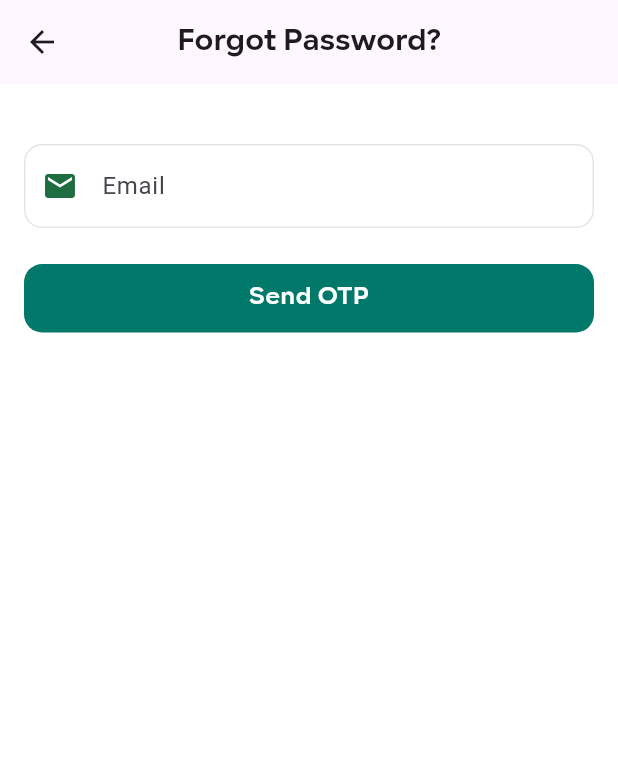
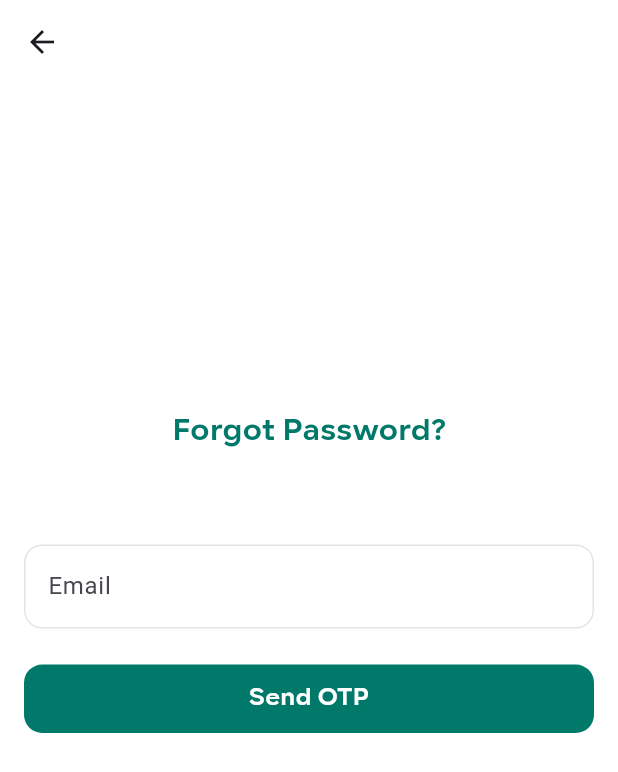
Before and after one commit to rozan-alawar/med_support_gaza, a Flutter app: the PatientForgetPasswordView screen opened directly, on a phone screen of 412 x 824 dp. Shown: the top 772 px of the screen. Run offline on Flutter 3.47's test engine with Material 3 defaults, Android fonts, the phone set to English and light mode, and no system bars; our stand-ins replace dio, flutter_screenutil, get, shared_preferences; accounts and stored records are empty; project files that could hold a hidden picture were left out.

Commit message:
Update Patient Forget Password Screen

```diff
--- a/lib/app/core/widgets/custom_button_widget.dart
+++ b/lib/app/core/widgets/custom_button_widget.dart
@@ -49,7 +49,7 @@ class CustomButton extends StatelessWidget {
                     color: AppColors.white,
                     fontSize: fontSize.sp,
                     height: 1,
-                    fontWeight: FontWeight.w700,
+                    fontWeight: FontWeight.bold,
                   ),
           ),
         ),
--- a/lib/app/modules/auth/views/patient_forget_password_view.dart
+++ b/lib/app/modules/auth/views/patient_forget_password_view.dart
@@ -1,45 +1,54 @@
 import 'package:flutter/material.dart';
+import 'package:flutter_screenutil/flutter_screenutil.dart';
 import 'package:get/get.dart';
+import 'package:med_support_gaza/app/core/extentions/space_extention.dart';
+import 'package:med_support_gaza/app/core/extentions/validation_extention.dart';
 import 'package:med_support_gaza/app/core/utils/app_colors.dart';
 import 'package:med_support_gaza/app/core/widgets/custom_button_widget.dart';
 import 'package:med_support_gaza/app/core/widgets/custom_textfield_widget.dart';
 import 'package:med_support_gaza/app/core/widgets/custom_text_widget.dart';
 import 'package:med_support_gaza/app/modules/auth/controllers/auth_controller.dart';
+import 'package:med_support_gaza/app/routes/app_pages.dart';
 
 class PatientForgetPasswordView extends GetView<AuthController> {
   final TextEditingController emailController = TextEditingController();
   final _formKey = GlobalKey<FormState>();
 
+  PatientForgetPasswordView({super.key});
+
   @override
   Widget build(BuildContext context) {
     return Scaffold(
-      appBar: AppBar(
-        title: CustomText('ForgotPassword'.tr, fontSize: 20, fontWeight: FontWeight.bold),
-        centerTitle: true,
-      ),
+extendBody: true,
+appBar: AppBar(backgroundColor: AppColors.transparent,),
       body: Padding(
         padding: const EdgeInsets.all(16.0),
         child: Form(
           key: _formKey,
           child: Column(
-            crossAxisAlignment: CrossAxisAlignment.start,
+            crossAxisAlignment: CrossAxisAlignment.center,
             children: [
-              const SizedBox(height: 24),
-              // Email
+              200.height,
+              CustomText(
+                'ForgotPassword'.tr,
+                fontSize: 20.sp,
+                color: AppColors.accent,
+                fontWeight: FontWeight.bold,
+              ),
+              60.height,
               CustomTextField(
                 hintText: 'Email'.tr,
                 controller: emailController,
                 keyboardType: TextInputType.emailAddress,
-                prefixIcon: Icons.email,
+                validator: (value) => value!.isValidEmail,
               ),
-              const SizedBox(height: 24),
-              // Send OTP Button
+24.height,
               CustomButton(
                 text: 'Send OTP'.tr,
                 color: AppColors.primary,
                 onPressed: () {
                   if (_formKey.currentState!.validate()) {
-                    print('OTP Sent');
+                  Get.toNamed(Routes.VERIFICATION);
                   }
                 },
               ),
--- a/lib/app/modules/auth/views/patient_login_view.dart
+++ b/lib/app/modules/auth/views/patient_login_view.dart
@@ -7,6 +7,7 @@ import 'package:med_support_gaza/app/core/utils/app_colors.dart';
 import 'package:med_support_gaza/app/core/widgets/custom_button_widget.dart';
 import 'package:med_support_gaza/app/core/widgets/custom_textfield_widget.dart';
 import 'package:med_support_gaza/app/core/widgets/custom_text_widget.dart';
+import 'package:med_support_gaza/app/routes/app_pages.dart';
 import '../controllers/auth_controller.dart';
 
 class PatientLoginView extends GetView<AuthController> {
@@ -64,7 +65,7 @@ class PatientLoginView extends GetView<AuthController> {
                   alignment: Alignment.centerRight,
                   child: GestureDetector(
                     onTap: () {
-                      print('Forgot Password');
+                    Get.toNamed(Routes.FORGET_PASSWORD);
                     },
                     child: CustomText(
                       'ForgotPassword'.tr,
--- a/lib/app/routes/app_pages.dart
+++ b/lib/app/routes/app_pages.dart
@@ -1,4 +1,5 @@
 import 'package:get/get.dart';
+import 'package:med_support_gaza/app/modules/auth/views/patient_forget_password_view.dart';
 
 import '../modules/auth/bindings/auth_binding.dart';
 import '../modules/auth/views/auth_view.dart';
@@ -38,5 +39,15 @@ class AppPages {
       page: () => const AuthView(),
       binding: AuthBinding(),
     ),
+    GetPage(
+      name: _Paths.FORGET_PASSWORD,
+      page: () =>  PatientForgetPasswordView(),
+      binding: AuthBinding(),
+    ),
+    GetPage(
+      name: _Paths.VERIFICATION,
+      page: () =>  PatientForgetPasswordView(),
+      binding: AuthBinding(),
+    ),
   ];
 }
--- a/lib/app/routes/app_routes.dart
+++ b/lib/app/routes/app_routes.dart
@@ -8,7 +8,11 @@ abstract class Routes {
   static const DOCTROONBOARDING = _Paths.DOCTROONBOARDING;
   static const HOME = _Paths.HOME;
   static const AUTH = _Paths.AUTH;
+  static const FORGET_PASSWORD = _Paths.FORGET_PASSWORD;
+  static const VERIFICATION = _Paths.VERIFICATION;
 }
+
+
 
 abstract class _Paths {
   _Paths._();
@@ -17,4 +21,6 @@ abstract class _Paths {
   static const DOCTROONBOARDING = '/doctoronboarding';
   static const HOME = '/home';
   static const AUTH = '/auth';
+  static const FORGET_PASSWORD = '/forgot-password';
+  static const VERIFICATION = '/verification';
 }
```
